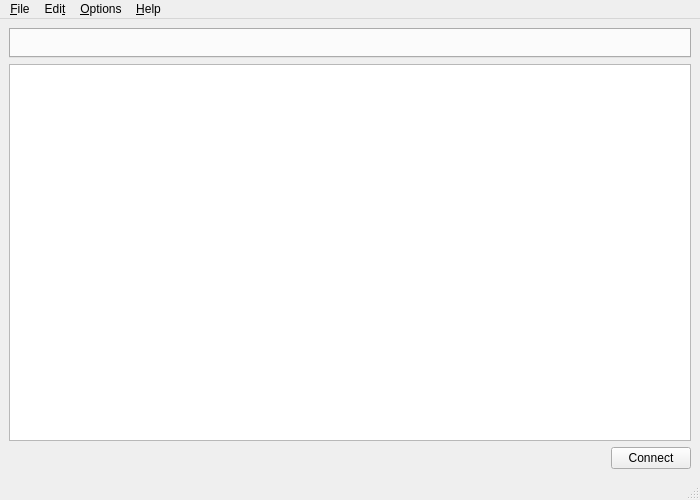
The window that mainwindow.ui (froller/NMEA-talker) describes before a commit, drawn with Qt 5.
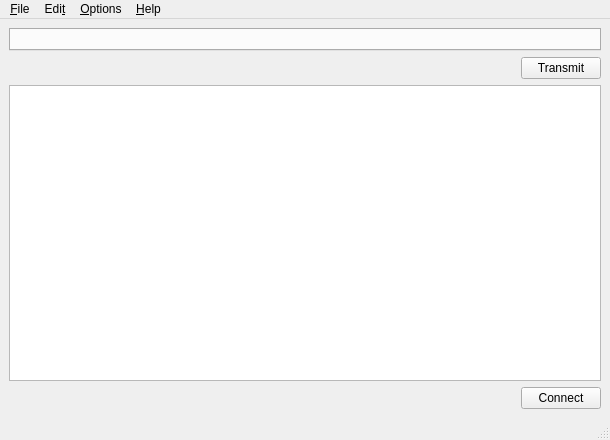
The same window after the commit. Icons and pictures are not drawn.

Commit message: WIP: single transmit button

Patch:
```diff
--- a/mainwindow.ui
+++ b/mainwindow.ui
@@ -6,8 +6,8 @@
    <rect>
     <x>0</x>
     <y>0</y>
-    <width>700</width>
-    <height>500</height>
+    <width>610</width>
+    <height>440</height>
    </rect>
   </property>
   <widget class="QWidget" name="centralwidget">
@@ -17,7 +17,7 @@
      <verstretch>0</verstretch>
     </sizepolicy>
    </property>
-   <layout class="QVBoxLayout" name="verticalLayout" stretch="0,255,0">
+   <layout class="QVBoxLayout" name="verticalLayout" stretch="0,0,256,0">
     <item>
      <widget class="QTabWidget" name="constructorTabWidget">
       <property name="sizePolicy">
@@ -28,6 +28,42 @@
       </property>
      </widget>
     </item>
+    <item>
+     <layout class="QHBoxLayout" name="horizontalLayout_2">
+      <property name="leftMargin">
+       <number>0</number>
+      </property>
+      <property name="topMargin">
+       <number>0</number>
+      </property>
+      <property name="bottomMargin">
+       <number>0</number>
+      </property>
+      <item>
+       <spacer name="horizontalSpacer_2">
+        <property name="orientation">
+         <enum>Qt::Orientation::Horizontal</enum>
+        </property>
+        <property name="sizeHint" stdset="0">
+         <size>
+          <width>40</width>
+          <height>20</height>
+         </size>
+        </property>
+       </spacer>
+      </item>
+      <item>
+       <widget class="QPushButton" name="transmitButton">
+        <property name="text">
+         <string>Transmit</string>
+        </property>
+        <property name="icon">
+         <iconset theme="QIcon::ThemeIcon::MailSend"/>
+        </property>
+       </widget>
+      </item>
+     </layout>
+    </item>
     <item>
      <widget class="QPlainTextEdit" name="logTextEdit">
       <property name="contextMenuPolicy">
@@ -81,8 +117,8 @@
     <rect>
      <x>0</x>
      <y>0</y>
-     <width>700</width>
-     <height>23</height>
+     <width>610</width>
+     <height>21</height>
     </rect>
    </property>
    <widget class="QMenu" name="menu_File">
```
Left out of the diff: 2 changed lines with no effect on the pictures. The commit also changes 2 other files.
